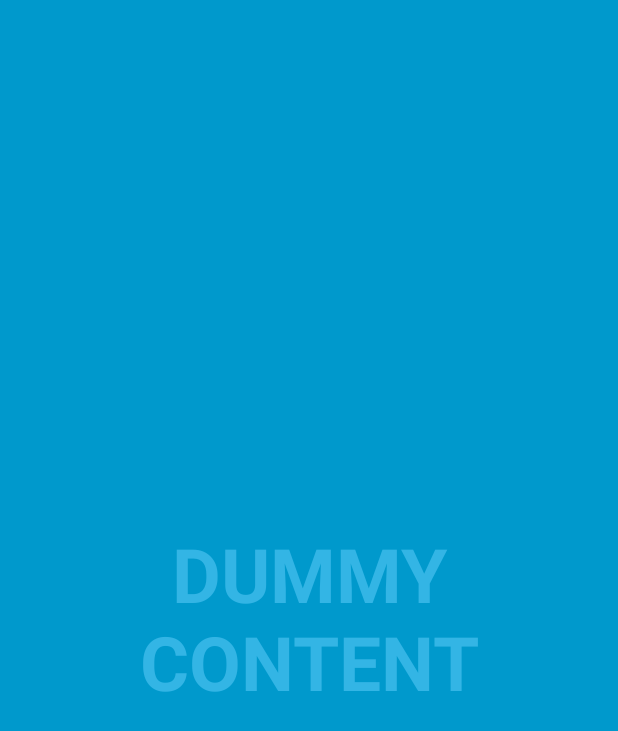
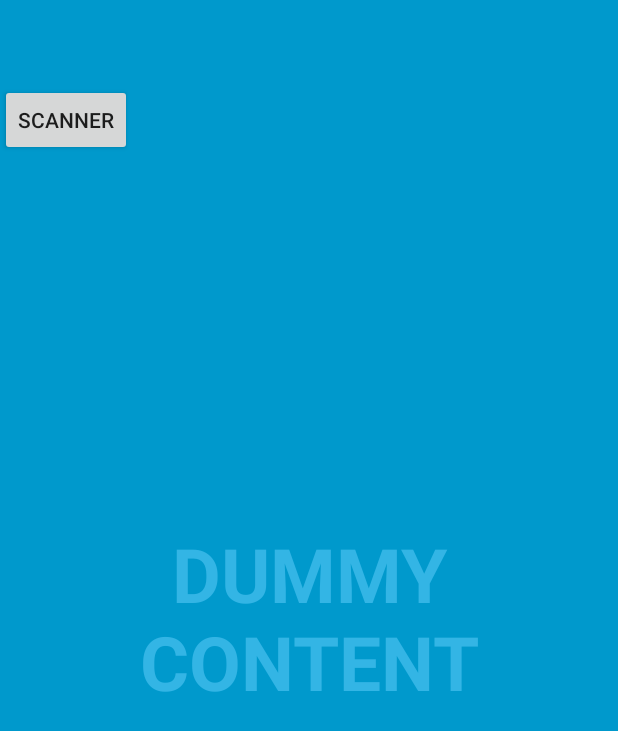
Before and after one commit to saucewan/minecosapp, an Android app: the screen it shows after launch (FullscreenActivity1), on a phone screen of 412 x 824 dp. Shown: the top 731 px of the screen. Run offline under Robolectric (Android 15) with nearby library versions, the phone set to English and light mode, and no system bars.

Commit message:
add a button as onclicklistener

```diff
--- a/app/src/main/res/layout/activity_fullscreen1.xml
+++ b/app/src/main/res/layout/activity_fullscreen1.xml
@@ -45,6 +45,12 @@
                 android:text="@string/dummy_button" />
 
         </LinearLayout>
+
+        <Button
+            android:text="Scanner"
+            android:layout_width="wrap_content"
+            android:layout_height="wrap_content"
+            android:onClick="launchActivity" />
     </FrameLayout>
 
 </FrameLayout>
```
